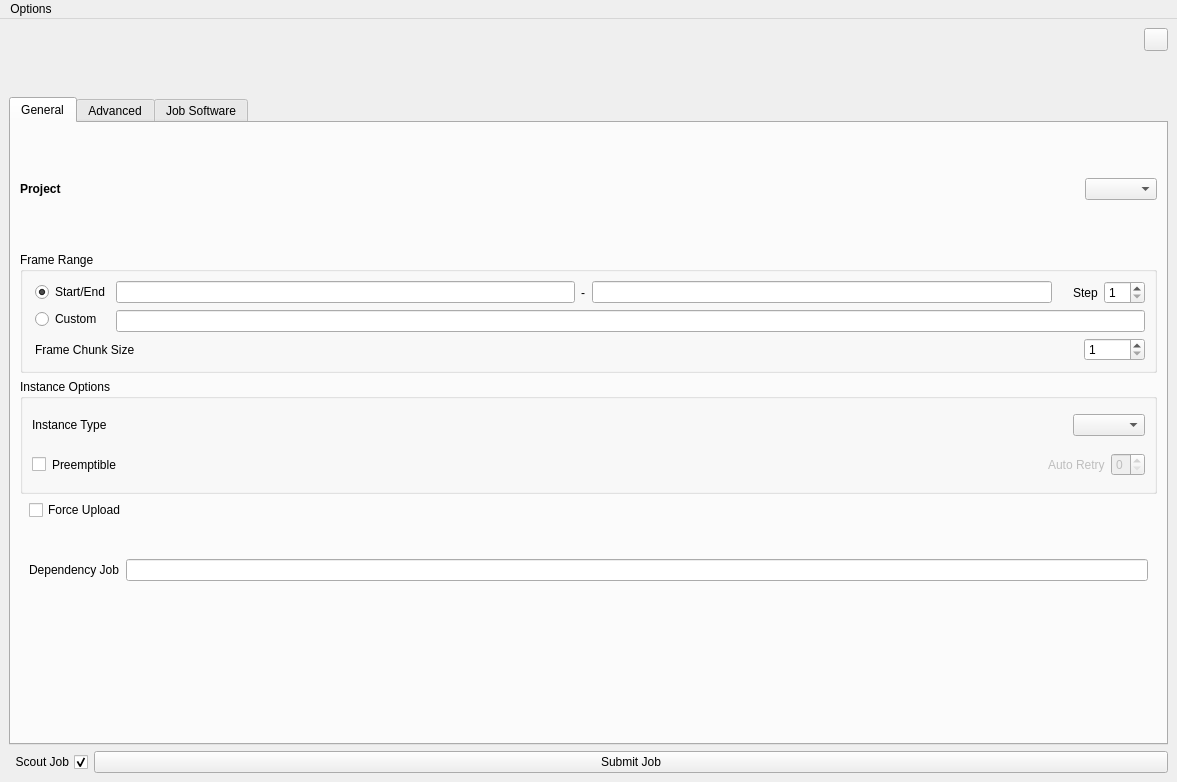
Qt form conductor/resources/submitter.ui (AtomicConductor/conductor_client) before a commit.
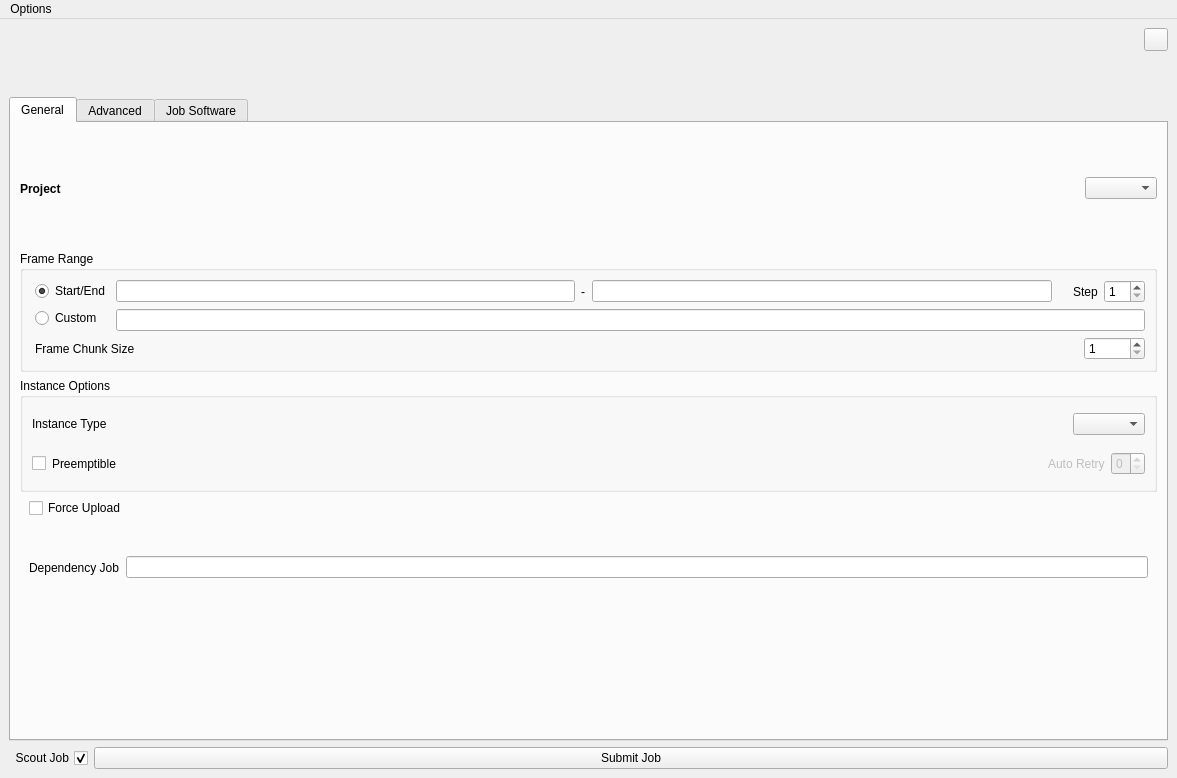
The same form after that commit. Icons and pictures are not drawn.

Commit message: CT-111: Changed the file to follow the case convention of the rest of the files, changed UI files to adapt.

Patch:
```diff
--- a/conductor/resources/submitter.ui
+++ b/conductor/resources/submitter.ui
@@ -7,7 +7,7 @@
     <x>0</x>
     <y>0</y>
     <width>1177</width>
-    <height>782</height>
+    <height>778</height>
    </rect>
   </property>
   <property name="windowTitle">
```
Left out of the diff: 2 changed lines with no effect on the pictures. The commit also changes 3 other files.
